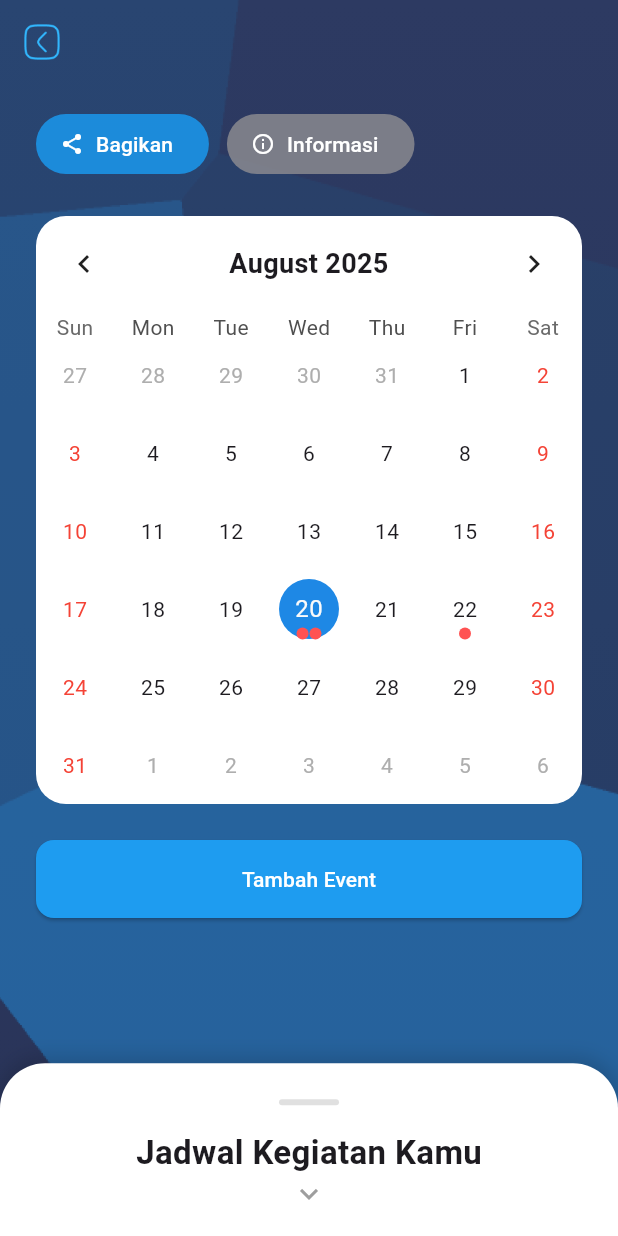
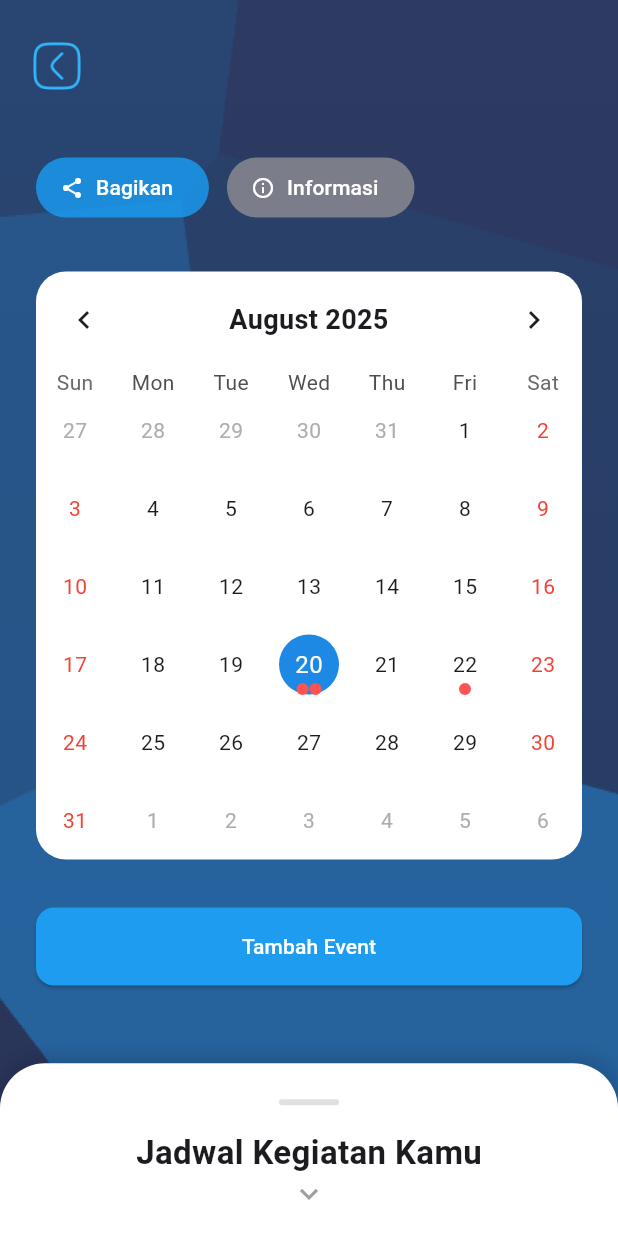
Before and after one commit to RnD-HIMTIKA/himtika-mobile-information, a Flutter app: the ScheduleDetailScreen screen opened directly with empty values, on a phone screen of 412 x 824 dp. Run offline on Flutter 3.47's test engine with Material 3 defaults, Android fonts, the phone set to English and light mode, and no system bars; drawn by our look-alikes of table_calendar; our stand-ins replace bloc, equatable, flutter_bloc, flutter_dotenv, flutter_svg, get_it and 2 more; accounts and stored records are empty.

Commit message:
Enhance Calendar and Schedule Detail screens with improved layout and spacing

```diff
--- a/lib/features/calendar/presentation/pages/schedule_detail_screen.dart
+++ b/lib/features/calendar/presentation/pages/schedule_detail_screen.dart
@@ -82,28 +82,38 @@ class _ScheduleDetailScreenState extends State<ScheduleDetailScreen> {
     return Scaffold(
       extendBodyBehindAppBar: true,
       appBar: AppBar(
-        title: Text(
+        toolbarHeight: 80,
+        title: Padding(
+          padding: const EdgeInsets.only(top: 8),
+          child: Text(
             widget.workspaceTitle,
             style: const TextStyle(
               color: Colors.white,
               fontWeight: FontWeight.bold,
+              fontSize: 32,
             ),
           ),
+        ),
+        centerTitle: true,
         backgroundColor: Colors.transparent,
         elevation: 0,
-        leading: IconButton(
+        leadingWidth: 72,
+        leading: Padding(
+          padding: const EdgeInsets.only(top: 8, left: 4),
+          child: IconButton(
             icon: Image.asset(
               "src/features/login&register/images/arrow_back.png",
-            width: 24,
-            height: 24,
-            color: Color(0xFF31b7fe),
+              width: 32,
+              height: 32,
+              color: const Color(0xFF31b7fe),
             ),
-          onPressed: (){
-            Navigator.push(
+            onPressed: () {
+              Navigator.pop(
                 context,
                 MaterialPageRoute(builder: (context) => const CalendarScreen()),
               );
             },
+          ),
         ),
       ),
       body: Container(
@@ -177,7 +187,7 @@ class _TopContent extends StatelessWidget {
       padding: const EdgeInsets.symmetric(horizontal: 24.0),
       child: Column(
         children: [
-          const SizedBox(height: 16),
+          const SizedBox(height: 45),
           Row(
             children: [
               ElevatedButton.icon(
@@ -195,7 +205,7 @@ class _TopContent extends StatelessWidget {
               ),
             ],
           ),
-          const SizedBox(height: 24),
+          const SizedBox(height: 32),
           Container(
             decoration: BoxDecoration(color: Colors.white, borderRadius: BorderRadius.circular(20)),
             child: TableCalendar(
@@ -215,7 +225,7 @@ class _TopContent extends StatelessWidget {
               ),
             ),
           ),
-          const SizedBox(height: 24),
+          const SizedBox(height: 32),
           SizedBox(
             width: double.infinity,
             child: ElevatedButton(
@@ -336,7 +346,7 @@ class _ScheduleEventCard extends StatelessWidget {
         boxShadow: [
           BoxShadow(
             color: Colors.black.withValues(alpha:0.2), // warna shadow
-            offset: const Offset(0, 4), // posisi shadow (0 = center, 4 ke bawah)
+            offset: const Offset(0, 4),
             blurRadius: 6, // seberapa blur
             spreadRadius: 0, // seberapa luas
           ),
--- a/lib/main.dart
+++ b/lib/main.dart
@@ -1,4 +1,5 @@
 import 'package:flutter/material.dart';
+import 'package:himtika_mobile_information/features/calendar/presentation/pages/calendar_screen.dart';
 import 'package:supabase_flutter/supabase_flutter.dart';
 import 'package:flutter_bloc/flutter_bloc.dart';
 import 'package:flutter_dotenv/flutter_dotenv.dart';
@@ -75,7 +76,7 @@ class _MyAppState extends State<MyApp> {
         debugShowCheckedModeBanner: false,
         theme: ThemeData(primarySwatch: Colors.blue),
         // Kita mulai dari splash, yang akan menunggu keputusan dari listener
-        home: const SplashScreen(),
+        home: const CalendarScreen(),
       ),
     );
   }
```
Also changed, not shown: lib/features/calendar/presentation/pages/calendar_screen.dart (+12 -8 lines). Lines whose indentation alone changed are shown as unchanged.
